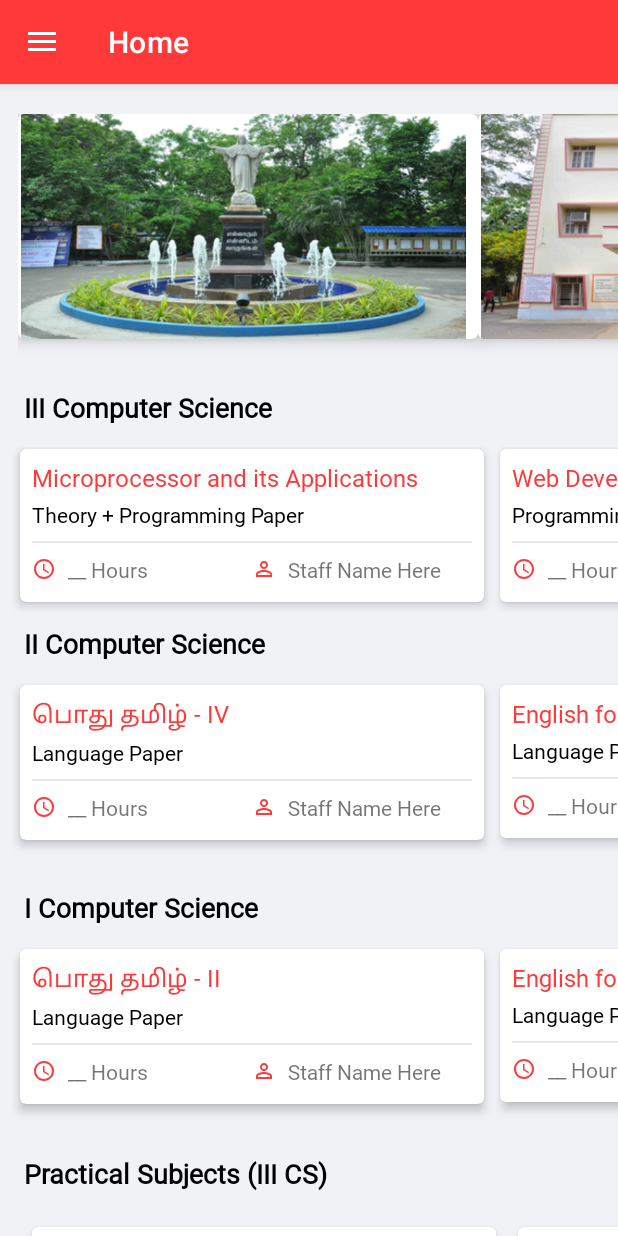
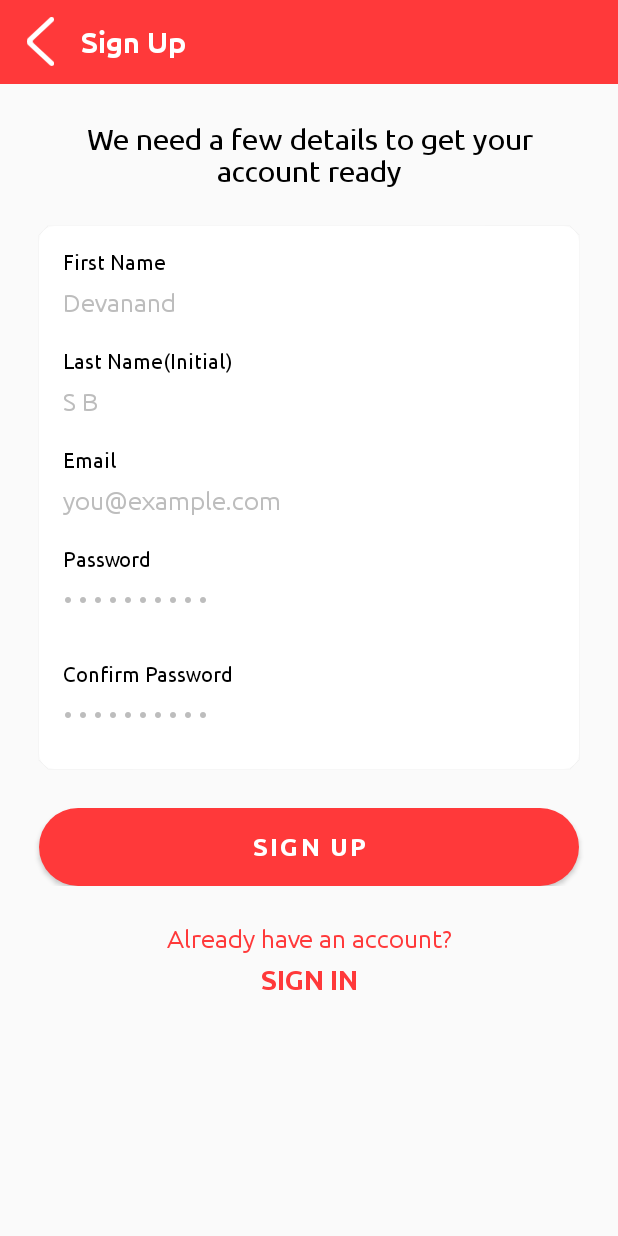
Before and after one commit to DevanandSB/Educatie, an Android app: the screen it shows after launch (Home before the commit, SignUpActivity after it), on a phone screen of 412 x 824 dp. Run offline under Robolectric (Android 15) with nearby library versions, the phone set to English and light mode, and no system bars; our stand-ins replace Firebase (no records; nobody signed in at launch, a user with empty details on screens opened directly), sdp/ssp sizes.

```diff
--- /dev/null
+++ b/app/src/main/java/com/edu/educatie/SignUpActivity.java
@@ -0,0 +1,32 @@
+package com.edu.educatie;
+
+import android.content.Intent;
+import android.os.Bundle;
+import android.view.View;
+import android.widget.Button;
+import android.widget.TextView;
+
+import androidx.appcompat.app.AppCompatActivity;
+
+public class SignUpActivity extends AppCompatActivity {
+
+    TextView textLogin;
+
+    @Override
+    protected void onCreate(Bundle savedInstanceState) {
+        super.onCreate(savedInstanceState);
+        setContentView(R.layout.activity_sign_up);
+
+        textLogin = findViewById(R.id.textSignIn);
+
+        textLogin.setOnClickListener(new View.OnClickListener() {
+            @Override
+            public void onClick(View v) {
+                Intent intent = new Intent(SignUpActivity.this, SignInActivity.class);
+                startActivity(intent);
+                finish();
+            }
+        });
+
+    }
+}
--- a/app/src/main/java/com/edu/educatie/SplashScreen.java
+++ b/app/src/main/java/com/edu/educatie/SplashScreen.java
@@ -13,6 +13,7 @@ import com.google.firebase.auth.FirebaseAuth;
 
 public class SplashScreen extends AppCompatActivity {
     FirebaseAuth fAuth;
+
     @Override
     protected void onCreate(Bundle savedInstanceState) {
         super.onCreate(savedInstanceState);
@@ -26,7 +27,7 @@ public class SplashScreen extends AppCompatActivity {
             public void run() {
                 try {
                     sleep(2000);
-                    Intent i = new Intent(SplashScreen.this, Home.class);
+                    Intent i = new Intent(SplashScreen.this, SignUpActivity.class);
                     startActivity(i);
                     finish();
                 } catch (Exception e) {
--- a/app/src/main/res/layout/content_home.xml
+++ b/app/src/main/res/layout/content_home.xml
@@ -220,7 +220,7 @@
                                         android:drawablePadding="8dp"
                                         android:fontFamily="@font/calibri"
                                         android:gravity="center"
-                                        android:text="Staff Name Here" />
+                                        android:text="@string/mr_s_mohanraj" />
                                 </LinearLayout>
 
                             </LinearLayout>
@@ -391,7 +391,7 @@
                                         android:drawablePadding="8dp"
                                         android:fontFamily="@font/calibri"
                                         android:gravity="center"
-                                        android:text="Staff Name Here" />
+                                        android:text="@string/mr_p_karthik" />
                                 </LinearLayout>
 
                             </LinearLayout>
@@ -475,7 +475,7 @@
                                         android:drawablePadding="8dp"
                                         android:fontFamily="@font/calibri"
                                         android:gravity="center"
-                                        android:text="Staff Name Here" />
+                                        android:text="@string/mr_m_sarlinraj" />
 
                                 </LinearLayout>
 
@@ -557,11 +557,11 @@
                                     <TextView
                                         android:layout_width="wrap_content"
                                         android:layout_height="wrap_content"
-                                        android:drawableLeft="@drawable/ic_person_outline_red_24dp"
-                                        android:drawablePadding="8dp"
-                                        android:fontFamily="@font/calibri"
-                                        android:gravity="center"
-                                        android:text="Staff Name Here" />
+                                        android:drawablePadding="8dp"
+                                        android:fontFamily="@font/calibri"
+                                        android:gravity="center"
+                                        android:text="@string/hod"
+                                        app:drawableLeftCompat="@drawable/ic_person_outline_red_24dp" />
 
                                 </LinearLayout>
 
@@ -934,7 +934,7 @@
                                         android:drawablePadding="8dp"
                                         android:fontFamily="@font/calibri"
                                         android:gravity="center"
-                                        android:text="Staff Name Here"
+                                        android:text="@string/mr_m_sarlinraj"
                                         app:drawableLeftCompat="@drawable/ic_person_outline_red_24dp" />
 
                                 </LinearLayout>
@@ -2443,14 +2443,14 @@
                 android:weightSum="100">
 
                 <TextView
-                    android:layout_width="match_parent"
+                    android:layout_width="0dp"
                     android:layout_height="wrap_content"
                     android:layout_marginLeft="16dp"
                     android:layout_marginTop="@dimen/_10sdp"
                     android:layout_marginRight="16dp"
                     android:layout_weight="50"
                     android:fontFamily="@font/calibri"
-                    android:text="Icons and Illustrations by Iconscout"
+                    android:text="@string/icons_and_illustrations_by_iconscout"
                     android:textAlignment="center"
                     android:textColor="#000000"
                     android:textSize="18sp"
--- a/app/src/main/res/values/strings.xml
+++ b/app/src/main/res/values/strings.xml
@@ -99,4 +99,5 @@
     <string name="are_you_sure_you_want_to_delete_this_note">Are you sure you want to delete this note?</string>
     <string name="cancel">CANCEL</string>
     <string name="microprocessor_and_its_applications">Microprocessor and its Applications</string>
+    <string name="icons_and_illustrations_by_iconscout">Icons and Illustrations by Iconscout</string>
 </resources>
```
Also changed, not shown: app/src/main/AndroidManifest.xml (+10 -1 lines), app/src/main/java/com/edu/educatie/SignInActivity.java (added, +35 -0 lines), app/src/main/res/layout/activity_sign_in.xml (+18 -1 lines).
